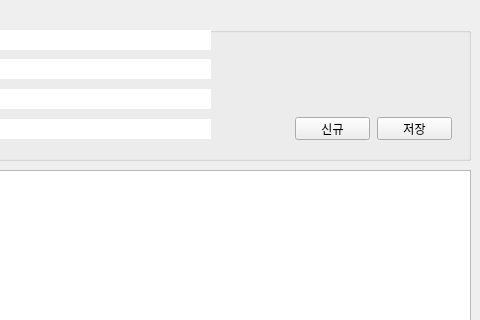
bookchon/miniprojects, file part1/StudyingPyQt/addressbook.ui: the form before one commit; both pictures show x 160 to 640 and y 0 to 320 of the 640 by 480 pixel window.
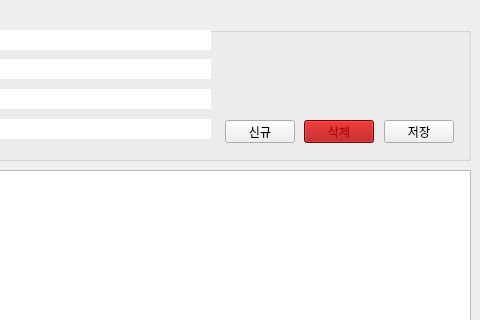
The form after the commit.

```diff
--- a/part1/StudyingPyQt/addressbook.ui
+++ b/part1/StudyingPyQt/addressbook.ui
@@ -231,9 +231,9 @@
        <widget class="QPushButton" name="btnNew">
         <property name="geometry">
          <rect>
-          <x>445</x>
-          <y>107</y>
-          <width>75</width>
+          <x>375</x>
+          <y>110</y>
+          <width>70</width>
           <height>23</height>
          </rect>
         </property>
@@ -244,9 +244,9 @@
        <widget class="QPushButton" name="btnSave">
         <property name="geometry">
          <rect>
-          <x>527</x>
-          <y>107</y>
-          <width>75</width>
+          <x>534</x>
+          <y>110</y>
+          <width>70</width>
           <height>23</height>
          </rect>
         </property>
@@ -254,6 +254,464 @@
          <string>저장</string>
         </property>
        </widget>
+       <widget class="QPushButton" name="btnDel">
+        <property name="geometry">
+         <rect>
+          <x>454</x>
+          <y>110</y>
+          <width>70</width>
+          <height>23</height>
+         </rect>
+        </property>
+        <property name="palette">
+         <palette>
+          <active>
+           <colorrole role="WindowText">
+            <brush brushstyle="SolidPattern">
+             <color alpha="255">
+              <red>170</red>
+              <green>0</green>
+              <blue>0</blue>
+             </color>
+            </brush>
+           </colorrole>
+           <colorrole role="Button">
+            <brush brushstyle="SolidPattern">
+             <color alpha="255">
+              <red>170</red>
+              <green>0</green>
+              <blue>0</blue>
+             </color>
+            </brush>
+           </colorrole>
+           <colorrole role="Light">
+            <brush brushstyle="SolidPattern">
+             <color alpha="255">
+              <red>255</red>
+              <green>0</green>
+              <blue>0</blue>
+             </color>
+            </brush>
+           </colorrole>
+           <colorrole role="Midlight">
+            <brush brushstyle="SolidPattern">
+             <color alpha="255">
+              <red>212</red>
+              <green>0</green>
+              <blue>0</blue>
+             </color>
+            </brush>
+           </colorrole>
+           <colorrole role="Dark">
+            <brush brushstyle="SolidPattern">
+             <color alpha="255">
+              <red>85</red>
+              <green>0</green>
+              <blue>0</blue>
+             </color>
+            </brush>
+           </colorrole>
+           <colorrole role="Mid">
+            <brush brushstyle="SolidPattern">
+             <color alpha="255">
+              <red>113</red>
+              <green>0</green>
+              <blue>0</blue>
+             </color>
+            </brush>
+           </colorrole>
+           <colorrole role="Text">
+            <brush brushstyle="SolidPattern">
+             <color alpha="255">
+              <red>170</red>
+              <green>0</green>
+              <blue>0</blue>
+             </color>
+            </brush>
+           </colorrole>
+           <colorrole role="BrightText">
+            <brush brushstyle="SolidPattern">
+             <color alpha="255">
+              <red>255</red>
+              <green>255</green>
+              <blue>255</blue>
+             </color>
+            </brush>
+           </colorrole>
+           <colorrole role="ButtonText">
+            <brush brushstyle="SolidPattern">
+             <color alpha="255">
+              <red>170</red>
+              <green>0</green>
+              <blue>0</blue>
+             </color>
+            </brush>
+           </colorrole>
+           <colorrole role="Base">
+            <brush brushstyle="SolidPattern">
+             <color alpha="255">
+              <red>255</red>
+              <green>255</green>
+              <blue>255</blue>
+             </color>
+            </brush>
+           </colorrole>
+           <colorrole role="Window">
+            <brush brushstyle="SolidPattern">
+             <color alpha="255">
+              <red>170</red>
+              <green>0</green>
+              <blue>0</blue>
+             </color>
+            </brush>
+           </colorrole>
+           <colorrole role="Shadow">
+            <brush brushstyle="SolidPattern">
+             <color alpha="255">
+              <red>0</red>
+              <green>0</green>
+              <blue>0</blue>
+             </color>
+            </brush>
+           </colorrole>
+           <colorrole role="AlternateBase">
+            <brush brushstyle="SolidPattern">
+             <color alpha="255">
+              <red>212</red>
+              <green>127</green>
+              <blue>127</blue>
+             </color>
+            </brush>
+           </colorrole>
+           <colorrole role="ToolTipBase">
+            <brush brushstyle="SolidPattern">
+             <color alpha="255">
+              <red>255</red>
+              <green>255</green>
+              <blue>220</blue>
+             </color>
+            </brush>
+           </colorrole>
+           <colorrole role="ToolTipText">
+            <brush brushstyle="SolidPattern">
+             <color alpha="255">
+              <red>0</red>
+              <green>0</green>
+              <blue>0</blue>
+             </color>
+            </brush>
+           </colorrole>
+           <colorrole role="PlaceholderText">
+            <brush brushstyle="SolidPattern">
+             <color alpha="128">
+              <red>0</red>
+              <green>0</green>
+              <blue>0</blue>
+             </color>
+            </brush>
+           </colorrole>
+          </active>
+          <inactive>
+           <colorrole role="WindowText">
+            <brush brushstyle="SolidPattern">
+             <color alpha="255">
+              <red>170</red>
+              <green>0</green>
+              <blue>0</blue>
+             </color>
+            </brush>
+           </colorrole>
+           <colorrole role="Button">
+            <brush brushstyle="SolidPattern">
+             <color alpha="255">
+              <red>170</red>
+              <green>0</green>
+              <blue>0</blue>
+             </color>
+            </brush>
+           </colorrole>
+           <colorrole role="Light">
+            <brush brushstyle="SolidPattern">
+             <color alpha="255">
+              <red>255</red>
+              <green>0</green>
+              <blue>0</blue>
+             </color>
+            </brush>
+           </colorrole>
+           <colorrole role="Midlight">
+            <brush brushstyle="SolidPattern">
+             <color alpha="255">
+              <red>212</red>
+              <green>0</green>
+              <blue>0</blue>
+             </color>
+            </brush>
+           </colorrole>
+           <colorrole role="Dark">
+            <brush brushstyle="SolidPattern">
+             <color alpha="255">
+              <red>85</red>
+              <green>0</green>
+              <blue>0</blue>
+             </color>
+            </brush>
+           </colorrole>
+           <colorrole role="Mid">
+            <brush brushstyle="SolidPattern">
+             <color alpha="255">
+              <red>113</red>
+              <green>0</green>
+              <blue>0</blue>
+             </color>
+            </brush>
+           </colorrole>
+           <colorrole role="Text">
+            <brush brushstyle="SolidPattern">
+             <color alpha="255">
+              <red>170</red>
+              <green>0</green>
+              <blue>0</blue>
+             </color>
+            </brush>
+           </colorrole>
+           <colorrole role="BrightText">
+            <brush brushstyle="SolidPattern">
+             <color alpha="255">
+              <red>255</red>
+              <green>255</green>
+              <blue>255</blue>
+             </color>
+            </brush>
+           </colorrole>
+           <colorrole role="ButtonText">
+            <brush brushstyle="SolidPattern">
+             <color alpha="255">
+              <red>170</red>
+              <green>0</green>
+              <blue>0</blue>
+             </color>
+            </brush>
+           </colorrole>
+           <colorrole role="Base">
+            <brush brushstyle="SolidPattern">
+             <color alpha="255">
+              <red>255</red>
+              <green>255</green>
+              <blue>255</blue>
+             </color>
+            </brush>
+           </colorrole>
+           <colorrole role="Window">
+            <brush brushstyle="SolidPattern">
+             <color alpha="255">
+              <red>170</red>
+              <green>0</green>
+              <blue>0</blue>
+             </color>
+            </brush>
+           </colorrole>
+           <colorrole role="Shadow">
+            <brush brushstyle="SolidPattern">
+             <color alpha="255">
+              <red>0</red>
+              <green>0</green>
+              <blue>0</blue>
+             </color>
+            </brush>
+           </colorrole>
+           <colorrole role="AlternateBase">
+            <brush brushstyle="SolidPattern">
+             <color alpha="255">
+              <red>212</red>
+              <green>127</green>
+              <blue>127</blue>
+             </color>
+            </brush>
+           </colorrole>
+           <colorrole role="ToolTipBase">
+            <brush brushstyle="SolidPattern">
+             <color alpha="255">
+              <red>255</red>
+              <green>255</green>
+              <blue>220</blue>
+             </color>
+            </brush>
+           </colorrole>
+           <colorrole role="ToolTipText">
+            <brush brushstyle="SolidPattern">
+             <color alpha="255">
+              <red>0</red>
+              <green>0</green>
+              <blue>0</blue>
+             </color>
+            </brush>
+           </colorrole>
+           <colorrole role="PlaceholderText">
+            <brush brushstyle="SolidPattern">
+             <color alpha="128">
+              <red>0</red>
+              <green>0</green>
+              <blue>0</blue>
+             </color>
+            </brush>
+           </colorrole>
+          </inactive>
+          <disabled>
+           <colorrole role="WindowText">
+            <brush brushstyle="SolidPattern">
+             <color alpha="255">
+              <red>170</red>
+              <green>0</green>
+              <blue>0</blue>
+             </color>
+            </brush>
+           </colorrole>
+           <colorrole role="Button">
+            <brush brushstyle="SolidPattern">
+             <color alpha="255">
+              <red>170</red>
+              <green>0</green>
+              <blue>0</blue>
+             </color>
+            </brush>
+           </colorrole>
+           <colorrole role="Light">
+            <brush brushstyle="SolidPattern">
+             <color alpha="255">
+              <red>255</red>
+              <green>0</green>
+              <blue>0</blue>
+             </color>
+            </brush>
+           </colorrole>
+           <colorrole role="Midlight">
+            <brush brushstyle="SolidPattern">
+             <color alpha="255">
+              <red>212</red>
+              <green>0</green>
+              <blue>0</blue>
+             </color>
+            </brush>
+           </colorrole>
+           <colorrole role="Dark">
+            <brush brushstyle="SolidPattern">
+             <color alpha="255">
+              <red>85</red>
+              <green>0</green>
+              <blue>0</blue>
+             </color>
+            </brush>
+           </colorrole>
+           <colorrole role="Mid">
+            <brush brushstyle="SolidPattern">
+             <color alpha="255">
+              <red>113</red>
+              <green>0</green>
+              <blue>0</blue>
+             </color>
+            </brush>
+           </colorrole>
+           <colorrole role="Text">
+            <brush brushstyle="SolidPattern">
+             <color alpha="255">
+              <red>170</red>
+              <green>0</green>
+              <blue>0</blue>
+             </color>
+            </brush>
+           </colorrole>
+           <colorrole role="BrightText">
+            <brush brushstyle="SolidPattern">
+             <color alpha="255">
+              <red>255</red>
+              <green>255</green>
+              <blue>255</blue>
+             </color>
+            </brush>
+           </colorrole>
+           <colorrole role="ButtonText">
+            <brush brushstyle="SolidPattern">
+             <color alpha="255">
+              <red>170</red>
+              <green>0</green>
+              <blue>0</blue>
+             </color>
+            </brush>
+           </colorrole>
+           <colorrole role="Base">
+            <brush brushstyle="SolidPattern">
+             <color alpha="255">
+              <red>170</red>
+              <green>0</green>
+              <blue>0</blue>
+             </color>
+            </brush>
+           </colorrole>
+           <colorrole role="Window">
+            <brush brushstyle="SolidPattern">
+             <color alpha="255">
+              <red>170</red>
+              <green>0</green>
+              <blue>0</blue>
+             </color>
+            </brush>
+           </colorrole>
+           <colorrole role="Shadow">
+            <brush brushstyle="SolidPattern">
+             <color alpha="255">
+              <red>0</red>
+              <green>0</green>
+              <blue>0</blue>
+             </color>
+            </brush>
+           </colorrole>
+           <colorrole role="AlternateBase">
+            <brush brushstyle="SolidPattern">
+             <color alpha="255">
+              <red>170</red>
+              <green>0</green>
+              <blue>0</blue>
+             </color>
+            </brush>
+           </colorrole>
+           <colorrole role="ToolTipBase">
+            <brush brushstyle="SolidPattern">
+             <color alpha="255">
+              <red>255</red>
+              <green>255</green>
+              <blue>220</blue>
+             </color>
+            </brush>
+           </colorrole>
+           <colorrole role="ToolTipText">
+            <brush brushstyle="SolidPattern">
+             <color alpha="255">
+              <red>0</red>
+              <green>0</green>
+              <blue>0</blue>
+             </color>
+            </brush>
+           </colorrole>
+           <colorrole role="PlaceholderText">
+            <brush brushstyle="SolidPattern">
+             <color alpha="128">
+              <red>0</red>
+              <green>0</green>
+              <blue>0</blue>
+             </color>
+            </brush>
+           </colorrole>
+          </disabled>
+         </palette>
+        </property>
+        <property name="styleSheet">
+         <string notr="true">color: rgb(170, 0, 0);</string>
+        </property>
+        <property name="text">
+         <string>삭제</string>
+        </property>
+       </widget>
       </widget>
      </item>
     </layout>
```
Left out of the diff: 2 changed lines with no effect on the pictures.
